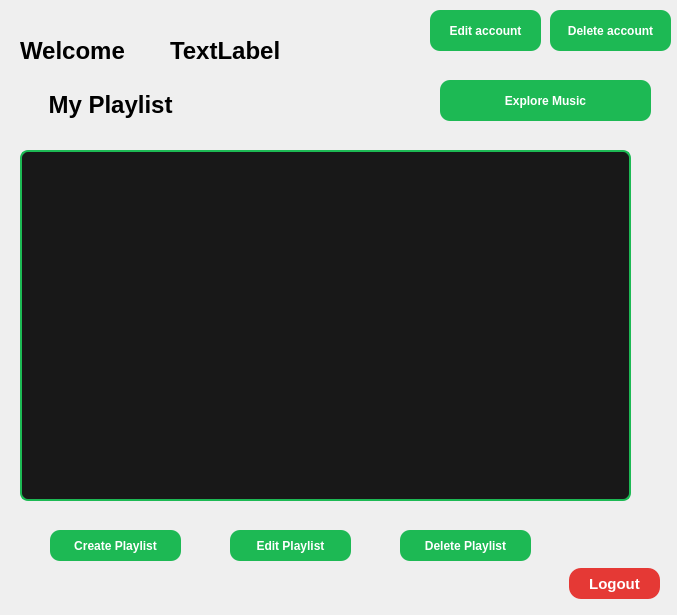
Old version of the form listenerwindow.ui in the repository Fatemehasadi86/spotify1.
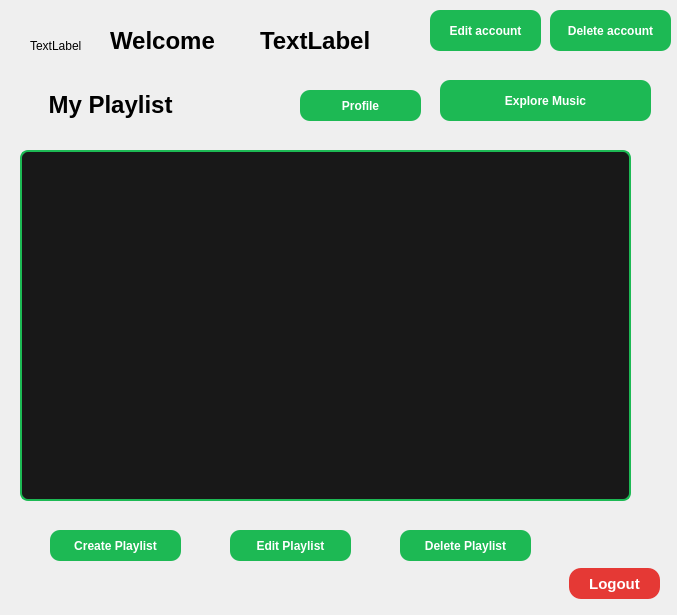
New version of the form.

Patch:
```diff
--- a/listenerwindow.ui
+++ b/listenerwindow.ui
@@ -179,8 +179,8 @@
   <widget class="QWidget" name="layoutWidget">
    <property name="geometry">
     <rect>
-     <x>20</x>
-     <y>30</y>
+     <x>110</x>
+     <y>20</y>
      <width>293</width>
      <height>42</height>
     </rect>
@@ -252,6 +252,38 @@
     <string>Delete account</string>
    </property>
   </widget>
+  <widget class="QPushButton" name="pushButton_8">
+   <property name="geometry">
+    <rect>
+     <x>300</x>
+     <y>90</y>
+     <width>121</width>
+     <height>31</height>
+    </rect>
+   </property>
+   <property name="text">
+    <string>Profile</string>
+   </property>
+  </widget>
+  <widget class="QLabel" name="label_4">
+   <property name="geometry">
+    <rect>
+     <x>30</x>
+     <y>20</y>
+     <width>51</width>
+     <height>51</height>
+    </rect>
+   </property>
+   <property name="styleSheet">
+    <string notr="true"/>
+   </property>
+   <property name="text">
+    <string>TextLabel</string>
+   </property>
+   <property name="scaledContents">
+    <bool>true</bool>
+   </property>
+  </widget>
  </widget>
  <resources/>
  <connections/>
```
